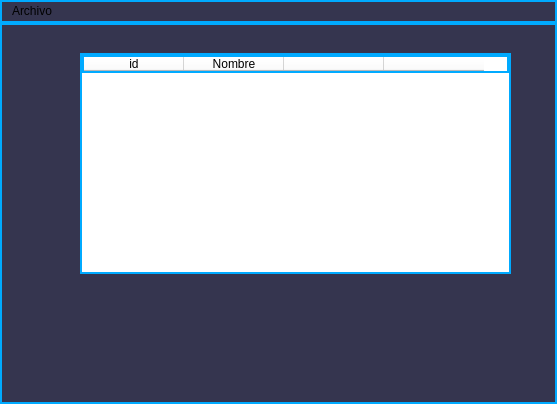
The window that views/categoria.ui (joanmera/Gameverse_Interface) describes before a commit, drawn with Qt 5.
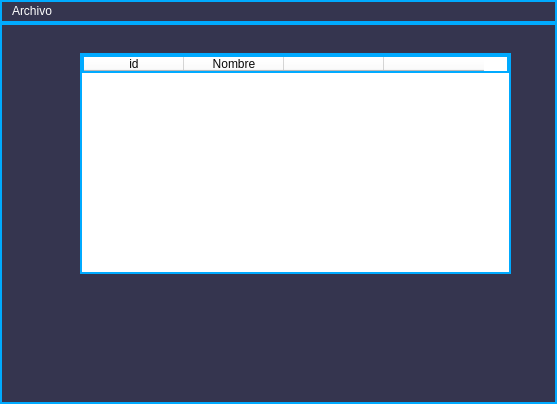
The same window after the commit.

Patch:
```diff
--- a/views/categoria.ui
+++ b/views/categoria.ui
@@ -15,7 +15,9 @@
   </property>
   <property name="styleSheet">
    <string notr="true">background-color: rgb(53, 53, 79);
-border: 2px solid #00aaff; /* Contorno neon azul */</string>
+border: 2px solid #00aaff; /* Contorno neon azul */
+color: rgb(255, 255, 255);
+</string>
   </property>
   <widget class="QWidget" name="centralwidget">
    <widget class="QTableWidget" name="categoryTable">
@@ -28,7 +30,8 @@
      </rect>
     </property>
     <property name="styleSheet">
-     <string notr="true">background-color: rgb(255, 255, 255);</string>
+     <string notr="true">background-color: rgb(255, 255, 255);
+color: rgb(7, 7, 7);</string>
     </property>
     <column>
      <property name="text">
```
